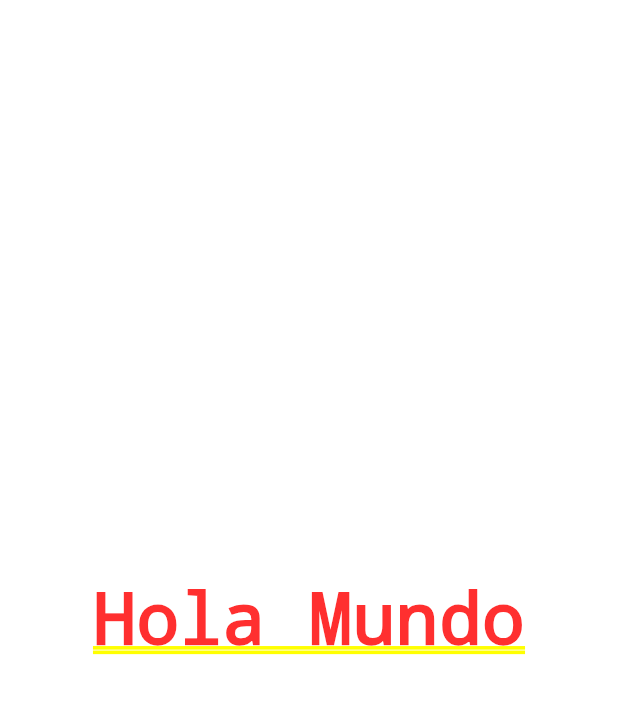
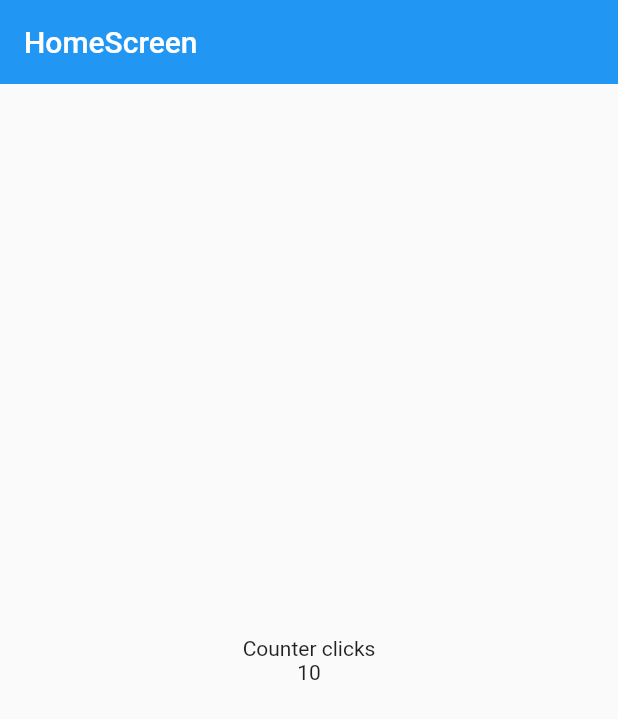
Before and after one commit to oscarblanco86/flutter_application, a Flutter app: the screen it shows after launch, on a phone screen of 412 x 824 dp. Shown: the top 719 px of the screen. Run offline on Flutter 3.47's test engine with Material 2 defaults, Android fonts, the phone set to English and light mode, and no system bars.

Commit message:
finalizada la tarea de centrar los widget

```diff
--- a/lib/main.dart
+++ b/lib/main.dart
@@ -1,4 +1,5 @@
 import 'package:flutter/material.dart';
+import 'package:flutter_application/screens/home_screen.dart';
 
 void main() {
   runApp(const MyApp());
@@ -10,8 +11,6 @@ class MyApp extends StatelessWidget {
   @override
   Widget build(BuildContext context) {
     return const MaterialApp(
-        home: Center(
-      child: Text('Hola Mundo'),
-    ));
+        debugShowCheckedModeBanner: false, home: HomeScreen());
   }
 }
--- /dev/null
+++ b/lib/screens/home_screen.dart
@@ -0,0 +1,25 @@
+import 'package:flutter/material.dart';
+
+class HomeScreen extends StatelessWidget {
+  const HomeScreen({super.key});
+
+  @override
+  Widget build(BuildContext context) {
+    return Scaffold(
+        // backgroundColor: Colors.blue,
+        appBar: AppBar(
+          title: const Text('HomeScreen'),
+          elevation: 0.0,
+        ),
+        body: Center(
+          child: Column(
+            mainAxisAlignment: MainAxisAlignment.center,
+            // crossAxisAlignment: CrossAxisAlignment.center,
+            children: const <Widget>[
+              Text('Counter clicks'),
+              Text('10'),
+            ],
+          ),
+        ));
+  }
+}
```
